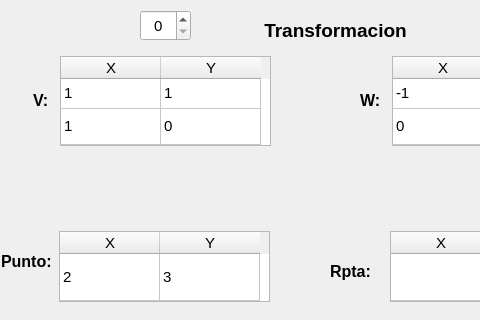
Before: the Qt Designer form gui.ui in nashvent/MATransformacion, drawn with Qt 5; both pictures show x 0 to 480 and y 0 to 320 of the 679 by 616 pixel window.
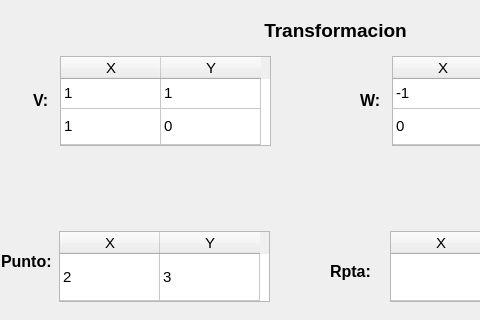
After: the same form once the commit is applied.

Commit message: Correcion traingulo

Diff of the .ui file:
```diff
--- a/gui.ui
+++ b/gui.ui
@@ -368,24 +368,6 @@
      <string>Graficar</string>
     </property>
    </widget>
-   <widget class="QSpinBox" name="spinBox">
-    <property name="geometry">
-     <rect>
-      <x>140</x>
-      <y>10</y>
-      <width>51</width>
-      <height>31</height>
-     </rect>
-    </property>
-    <property name="font">
-     <font>
-      <pointsize>11</pointsize>
-     </font>
-    </property>
-    <property name="alignment">
-     <set>Qt::AlignCenter</set>
-    </property>
-   </widget>
   </widget>
   <widget class="QMenuBar" name="menubar">
    <property name="geometry">
```
The commit also changes 1 other file.
